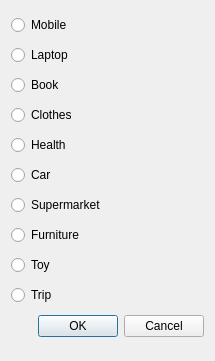
Above: Stor/addgood.ui from AP-projects-4001/IUT-s-crackpots before the change. Below: the same form after it.
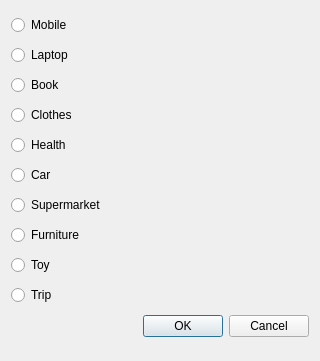
That is the form after the change.

Diff of the .ui file:
```diff
--- a/Stor/addgood.ui
+++ b/Stor/addgood.ui
@@ -6,7 +6,7 @@
    <rect>
     <x>0</x>
     <y>0</y>
-    <width>215</width>
+    <width>320</width>
     <height>361</height>
    </rect>
   </property>
```
